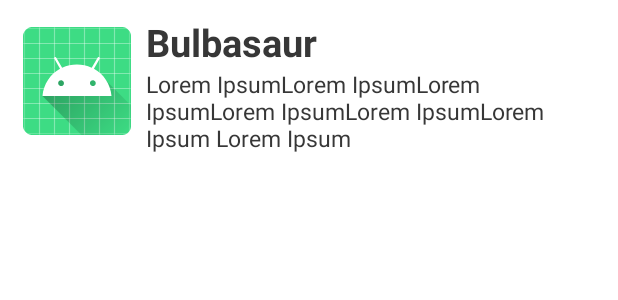
After one commit to benenesyildirim/PokemonProject, an Android app: the layout pokemon_list_item_design.xml on its own in the app's theme, with its tools: preview values and no code run, on a phone screen of 412 x 824 dp. The commit adds this screen. Shown: the top 300 px of the screen. Run offline under Robolectric (Android 15) with nearby library versions, the phone set to English and light mode, and no system bars.

Commit message:
- Fragments created. - Listing and Detail Fragment Design is completed. - Navigation Arch. added and has been set.

```diff
--- a/app/build.gradle
+++ b/app/build.gradle
@@ -42,6 +42,8 @@ dependencies {
     implementation 'androidx.appcompat:appcompat:1.3.0'
     implementation 'com.google.android.material:material:1.4.0'
     implementation 'androidx.constraintlayout:constraintlayout:2.0.4'
+    implementation 'androidx.legacy:legacy-support-v4:1.0.0'
+    implementation("org.jetbrains.kotlin:kotlin-reflect:1.5.20")
     testImplementation 'junit:junit:4.13.2'
     androidTestImplementation 'androidx.test.ext:junit:1.1.3'
     androidTestImplementation 'androidx.test.espresso:espresso-core:3.4.0'
@@ -62,4 +64,8 @@ dependencies {
 
     //Glide
     implementation 'com.github.bumptech.glide:glide:4.12.0'
+
+    //Navigation
+    implementation "android.arch.navigation:navigation-fragment:1.0.0"
+    implementation "android.arch.navigation:navigation-ui:1.0.0"
 }
--- /dev/null
+++ b/app/src/main/res/layout/pokemon_list_item_design.xml
@@ -0,0 +1,49 @@
+<?xml version="1.0" encoding="utf-8"?>
+<androidx.constraintlayout.widget.ConstraintLayout
+    xmlns:android="http://schemas.android.com/apk/res/android"
+    xmlns:app="http://schemas.android.com/apk/res-auto"
+    xmlns:tools="http://schemas.android.com/tools"
+    android:layout_width="match_parent"
+    android:layout_height="wrap_content"
+    android:layout_margin="@dimen/margin_5dp">
+
+    <ImageView
+        android:id="@+id/pokemon_iv_item_design"
+        android:layout_width="wrap_content"
+        android:layout_height="wrap_content"
+        android:layout_margin="@dimen/margin_10dp"
+        app:layout_constraintBottom_toBottomOf="parent"
+        app:layout_constraintStart_toStartOf="parent"
+        app:layout_constraintTop_toTopOf="parent"
+        tools:src="@mipmap/ic_launcher" />
+
+    <TextView
+        android:id="@+id/pokemon_header_tv_item_design"
+        android:layout_width="wrap_content"
+        android:layout_height="wrap_content"
+        android:layout_marginStart="@dimen/margin_10dp"
+        android:layout_marginTop="@dimen/margin_5dp"
+        android:layout_marginEnd="@dimen/margin_10dp"
+        android:textColor="@color/darker_gray"
+        android:textSize="@dimen/listing_header_text_size"
+        android:textStyle="bold"
+        app:layout_constraintBottom_toTopOf="@+id/pokemon_description_tv_item_design"
+        app:layout_constraintStart_toEndOf="@+id/pokemon_iv_item_design"
+        app:layout_constraintTop_toTopOf="parent"
+        tools:text="Bulbasaur" />
+
+    <TextView
+        android:id="@+id/pokemon_description_tv_item_design"
+        android:layout_width="0dp"
+        android:layout_height="wrap_content"
+        android:layout_marginStart="@dimen/margin_10dp"
+        android:layout_marginEnd="@dimen/margin_10dp"
+        app:layout_constraintEnd_toEndOf="parent"
+        android:textColor="@color/darker_gray"
+        android:textSize="@dimen/listing_description_text_size"
+        app:layout_constraintBottom_toBottomOf="parent"
+        app:layout_constraintStart_toEndOf="@+id/pokemon_iv_item_design"
+        app:layout_constraintTop_toBottomOf="@+id/pokemon_header_tv_item_design"
+        tools:text="Lorem IpsumLorem IpsumLorem IpsumLorem IpsumLorem IpsumLorem Ipsum Lorem Ipsum" />
+
+</androidx.constraintlayout.widget.ConstraintLayout>
--- a/app/src/main/res/values/colors.xml
+++ b/app/src/main/res/values/colors.xml
@@ -6,5 +6,6 @@
     <color name="teal_200">#FF03DAC5</color>
     <color name="teal_700">#FF018786</color>
     <color name="black">#FF000000</color>
+    <color name="darker_gray">#373737</color>
     <color name="white">#FFFFFFFF</color>
 </resources>
--- /dev/null
+++ b/app/src/main/res/values/dimens.xml
@@ -0,0 +1,7 @@
+<?xml version="1.0" encoding="utf-8"?>
+<resources>
+    <dimen name="margin_10dp">10dp</dimen>
+    <dimen name="listing_description_text_size">15sp</dimen>
+    <dimen name="margin_5dp">5dp</dimen>
+    <dimen name="listing_header_text_size">25sp</dimen>
+</resources>
```
Also changed, not shown: app/src/main/java/com/benenesyildirim/pokemon/fragments/DetailPageFragment.kt (added, +19 -0 lines), app/src/main/java/com/benenesyildirim/pokemon/fragments/ListingPageFragment.kt (added, +19 -0 lines), app/src/main/res/layout/fragment_detail_page.xml (added, +26 -0 lines), app/src/main/res/layout/fragment_listing_page.xml (renamed from app/src/main/AndroidManifest.xml, +10 -18 lines), app/src/main/res/navigation/navigation.xml (added, +19 -0 lines).
